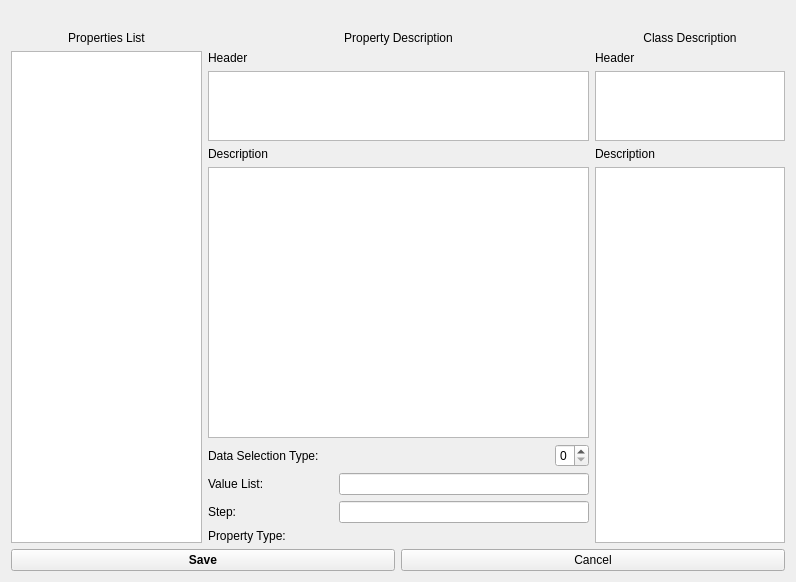
Above: GUI/Qt/UClassDescriptionDisplay.ui from aicommunity/Rdk before the change. Below: the same form after it.
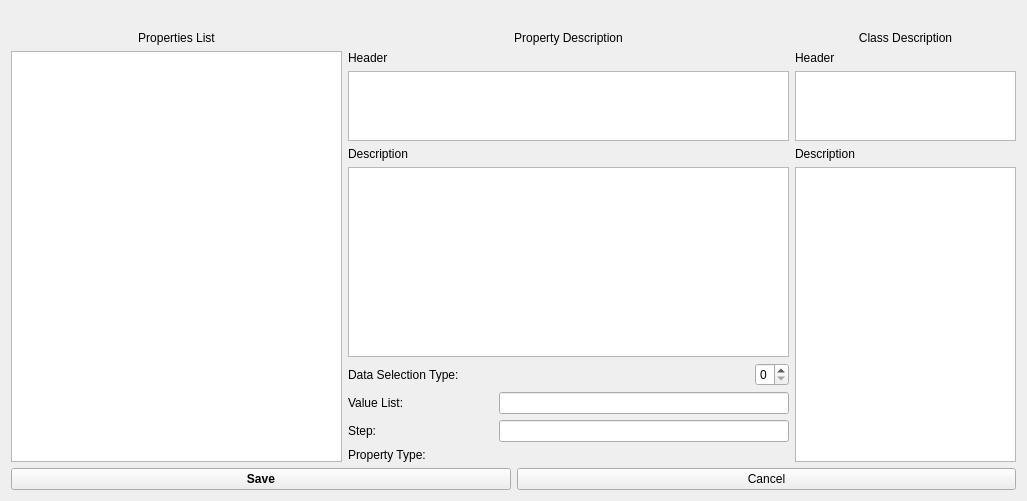
That is the form after the change.

Commit message: Property Description window update

The edit to the form file:
```diff
--- a/GUI/Qt/UClassDescriptionDisplay.ui
+++ b/GUI/Qt/UClassDescriptionDisplay.ui
@@ -6,8 +6,8 @@
    <rect>
     <x>0</x>
     <y>0</y>
-    <width>796</width>
-    <height>582</height>
+    <width>1027</width>
+    <height>501</height>
    </rect>
   </property>
   <property name="windowTitle">
@@ -32,7 +32,7 @@
     </layout>
    </item>
    <item>
-    <layout class="QHBoxLayout" name="horizontalLayoutMain" stretch="1,2,1">
+    <layout class="QHBoxLayout" name="horizontalLayoutMain" stretch="3,4,2">
      <item>
       <layout class="QVBoxLayout" name="verticalLayoutPropList">
        <item>
```
The commit also changes 4 other files.
